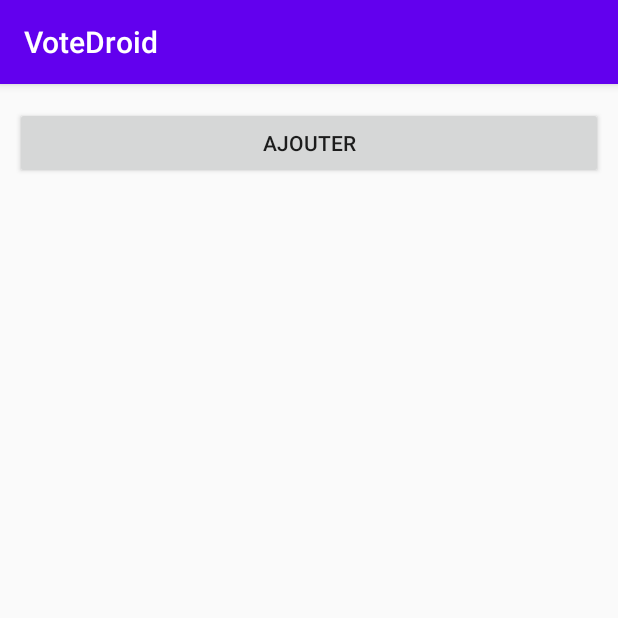
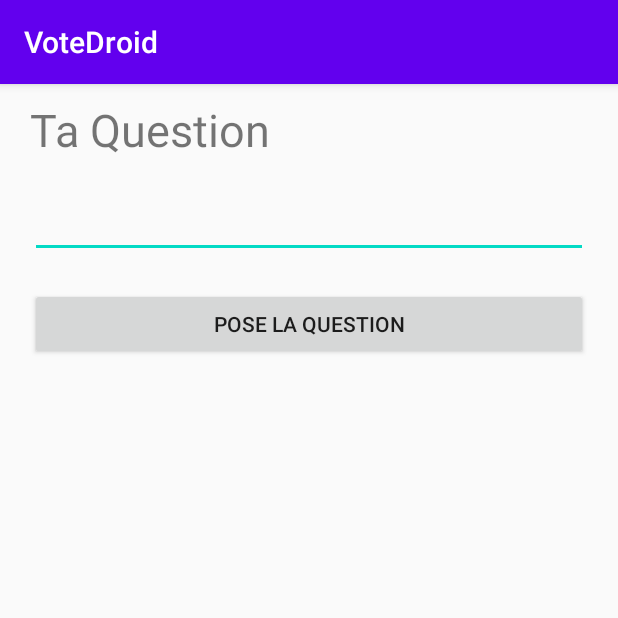
Before and after one commit to CrowTheFallen/A20-4203N5-VotoDroid-Blanchette, an Android app: the CreateActivity screen opened directly, with no data from a screen before it, on a phone screen of 412 x 824 dp, the top half of it. Run offline under Robolectric (Android 15) with nearby library versions, the phone set to English and light mode, and no system bars.

Commit message:
PROGRES Création des fichiers layouts
Création des fichiers layouts et compléter l'apparence de create_activity

```diff
--- a/app/build.gradle
+++ b/app/build.gradle
@@ -3,7 +3,9 @@ apply plugin: 'com.android.application'
 android {
     compileSdkVersion 30
     buildToolsVersion "30.0.2"
-
+    buildFeatures {
+        viewBinding true
+    }
     defaultConfig {
         applicationId "com.example.votedroid"
         minSdkVersion 28
--- a/app/src/main/java/com/example/votedroid/service/CreateActivity.java
+++ b/app/src/main/java/com/example/votedroid/service/CreateActivity.java
@@ -11,7 +11,7 @@ public class CreateActivity extends AppCompatActivity {
     @Override
     protected void onCreate(Bundle savedInstanceState) {
         super.onCreate(savedInstanceState);
-        setContentView(R.layout.activity_main);
+        setContentView(R.layout.create_activity);
 
 
     }
--- a/app/src/main/java/com/example/votedroid/service/StatsActivity.java
+++ b/app/src/main/java/com/example/votedroid/service/StatsActivity.java
@@ -11,7 +11,7 @@ public class StatsActivity extends AppCompatActivity {
     @Override
     protected void onCreate(Bundle savedInstanceState) {
         super.onCreate(savedInstanceState);
-        setContentView(R.layout.activity_main);
+        setContentView(R.layout.question_activity);
 
 
     }
--- a/app/src/main/java/com/example/votedroid/service/VoteActivity.java
+++ b/app/src/main/java/com/example/votedroid/service/VoteActivity.java
@@ -11,7 +11,7 @@ public class VoteActivity extends AppCompatActivity {
     @Override
     protected void onCreate(Bundle savedInstanceState) {
         super.onCreate(savedInstanceState);
-        setContentView(R.layout.activity_main);
+        setContentView(R.layout.question_activity);
 
 
     }
--- a/app/src/main/java/com/example/votedroid/service/VotesActivity.java
+++ b/app/src/main/java/com/example/votedroid/service/VotesActivity.java
@@ -11,7 +11,7 @@ public class VotesActivity extends AppCompatActivity {
     @Override
     protected void onCreate(Bundle savedInstanceState) {
         super.onCreate(savedInstanceState);
-        setContentView(R.layout.activity_main);
+        setContentView(R.layout.question_activity);
 
 
     }
--- /dev/null
+++ b/app/src/main/res/layout/create_activity.xml
@@ -0,0 +1,44 @@
+<?xml version="1.0" encoding="utf-8"?>
+<LinearLayout xmlns:android="http://schemas.android.com/apk/res/android"
+    android:layout_width="match_parent"
+    android:layout_height="match_parent"
+    xmlns:tools="http://schemas.android.com/tools"
+    android:orientation="vertical"
+    tools:context=".service.CreateActivity">
+
+    <TextView
+        android:id="@+id/textTaQuestion"
+        android:layout_width="match_parent"
+        android:layout_height="wrap_content"
+
+        android:text="@string/TaQuestion"
+        android:textSize="30dp"
+        android:layout_marginLeft="20dp"
+        android:layout_marginRight="20dp"
+        android:layout_marginTop="10dp"
+        android:layout_marginBottom="10dp"
+        />
+
+    <EditText
+        android:id="@+id/editTextQuestion"
+        android:layout_width="match_parent"
+        android:layout_height="wrap_content"
+        android:ems="10"
+        android:inputType="textShortMessage"
+        android:layout_marginLeft="20dp"
+        android:layout_marginRight="20dp"
+        android:layout_marginTop="10dp"
+        android:layout_marginBottom="10dp"
+        android:text="" />
+    <Button
+        android:id="@+id/FAQ"
+        android:layout_width="match_parent"
+        android:layout_height="wrap_content"
+        android:text="@string/Pose_La_Question"
+        android:layout_marginLeft="20dp"
+        android:layout_marginRight="20dp"
+        android:layout_marginTop="10dp"
+        android:layout_marginBottom="10dp"/>
+
+
+</LinearLayout>
--- /dev/null
+++ b/app/src/main/res/layout/stats_activity.xml
@@ -0,0 +1,6 @@
+<?xml version="1.0" encoding="utf-8"?>
+<androidx.constraintlayout.widget.ConstraintLayout
+    xmlns:android="http://schemas.android.com/apk/res/android" android:layout_width="match_parent"
+    android:layout_height="match_parent">
+
+</androidx.constraintlayout.widget.ConstraintLayout>
--- /dev/null
+++ b/app/src/main/res/layout/vote_activity.xml
@@ -0,0 +1,6 @@
+<?xml version="1.0" encoding="utf-8"?>
+<androidx.constraintlayout.widget.ConstraintLayout
+    xmlns:android="http://schemas.android.com/apk/res/android" android:layout_width="match_parent"
+    android:layout_height="match_parent">
+
+</androidx.constraintlayout.widget.ConstraintLayout>
--- a/app/src/main/res/values/strings.xml
+++ b/app/src/main/res/values/strings.xml
@@ -1,7 +1,9 @@
 <resources>
     <string name="app_name">VoteDroid</string>
-
+    Pose_La_Question
+    <string name="Pose_La_Question">POSE LA QUESTION</string>
     <string name="AJOUTER">AJOUTER</string>
+    <string name="TaQuestion">Ta Question</string>
     <string name="Supvotes">Supprime les votes</string>
     <string name="SupQuestion">Supprime les questions</string>
 </resources>
```
Also changed, not shown: app/src/main/java/com/example/votedroid/service/QuestionsActivity.java (+18 -5 lines), app/src/main/res/layout/question_activity.xml (renamed from app/src/main/res/layout/activity_main.xml).
